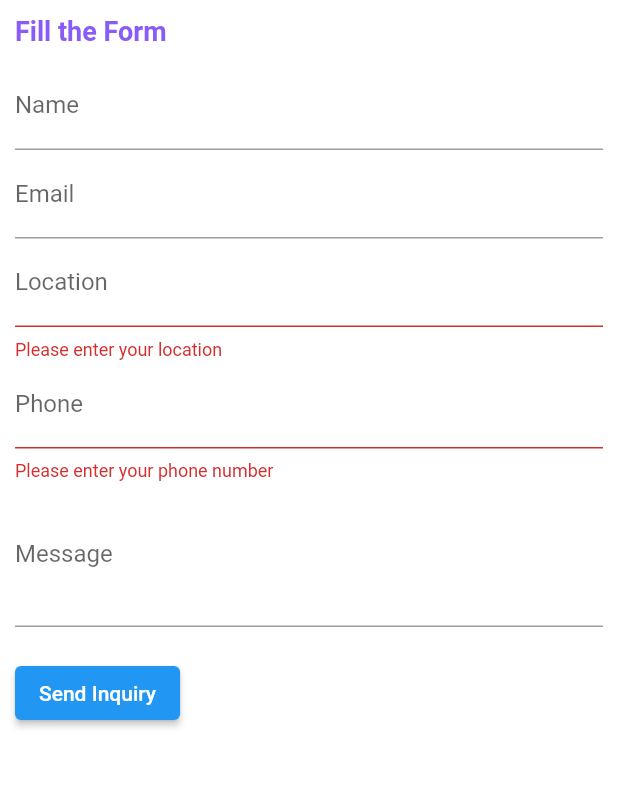
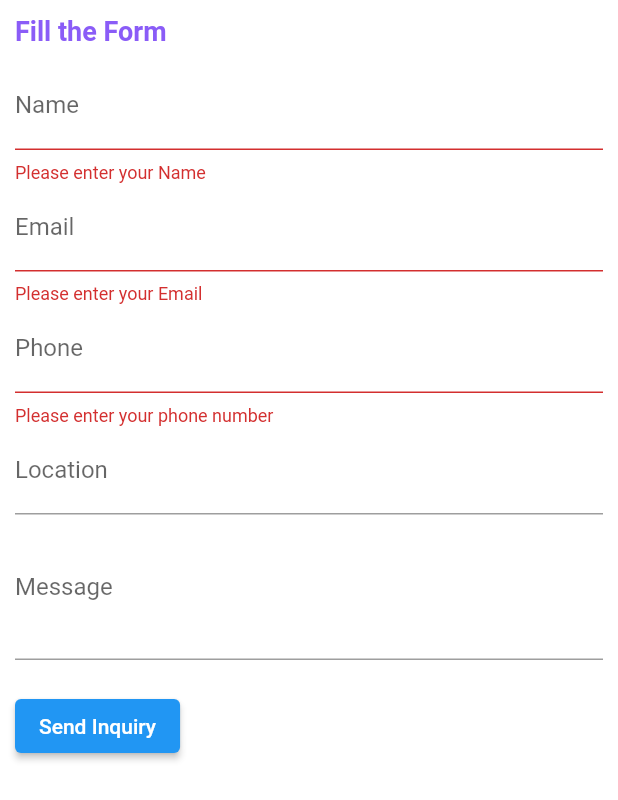
Before and after one commit to prabesh154/Wedease, a Flutter app: the InquirySection screen opened directly, after a tap on "Send Inquiry", on a phone screen of 412 x 824 dp. Shown: the top 800 px of the screen. Run offline on Flutter 3.47's test engine with Material 2 defaults, Android fonts, the light colour scheme and no system bars; our stand-ins replace carousel_slider, cloud_firestore, firebase_auth, firebase_core, firebase_storage, get and 3 more; accounts and stored records are empty; Roboto replaces fonts that are missing (sans_regular).

Commit message:
Inquiry section firebase post info

```diff
--- a/lib/views/service_screen/inquiry_section.dart
+++ b/lib/views/service_screen/inquiry_section.dart
@@ -19,17 +19,27 @@ class _InquirySectionState extends State<InquirySection> {
   final FirebaseAuth _auth = FirebaseAuth.instance;
   final FirebaseFirestore _firestore = FirebaseFirestore.instance;
   final TextEditingController _dateController = TextEditingController();
+  final TextEditingController _nameController = TextEditingController();
+  final TextEditingController _phoneController = TextEditingController();
+  final TextEditingController _emailController = TextEditingController();
+  final TextEditingController _locationController = TextEditingController();
+  final TextEditingController _messageController = TextEditingController();
+
   String? inquiryName;
   String? inquiryEmail;
-  String? inquiryLocation;
+  // String? inquiryLocation;
   String? inquiryPhone;
   String? inquiryMessage;
+  String? inquiryLocation;
 
   @override
   void initState() {
     super.initState();
+
     _fetchUserData();
     _dateController.text = DateFormat('yyyy-MM-dd').format(DateTime.now());
+    _nameController.text = inquiryName ?? '';
+    _emailController.text = inquiryEmail ?? '';
   }
 
   void _fetchUserData() async {
@@ -38,20 +48,17 @@ class _InquirySectionState extends State<InquirySection> {
       print("Fetching user data...");
       try {
         // Fetch user data from Firestore "users" collection
-        DocumentSnapshot<Map<String, dynamic>> userDoc =
-            await FirebaseFirestore.instance
-                .collection("users")
-                .doc(user.uid)
-                .get();
+        DocumentSnapshot<Map<String, dynamic>> userDoc = await FirebaseFirestore
+            .instance
+            .collection("users")
+            .doc(user.uid)
+            .get();
 
         if (userDoc.exists) {
-          print(
-              "Document exists: ${userDoc.data()}");
+          print("Document exists: ${userDoc.data()}");
           setState(() {
-            inquiryName =
-                userDoc['name'];
-            inquiryEmail =
-                userDoc['email'];
+            inquiryName = userDoc['name'];
+            inquiryEmail = userDoc['email'];
           });
         }
       } catch (e) {
@@ -60,10 +67,76 @@ class _InquirySectionState extends State<InquirySection> {
     }
   }
 
+  // Future<void> _sendInquiry() async {
+  //   if (_formKey.currentState!.validate()) {
+  //     const int inquiryCodeLimit = 10;
+
+  //     String fullUuid = const Uuid().v4();
+
+  //     String inquiryCode = fullUuid.substring(0, inquiryCodeLimit);
+
+  //     // Prepare inquiry data
+  //     Map<String, dynamic> inquiryData = {
+  //       'inquiry_name': inquiryName,
+  //       'inquiry_email': inquiryEmail,
+  //       'inquiry_location': inquiryLocation,
+  //       'inquiry_phone': inquiryPhone,
+  //       'inquiry_message': inquiryMessage,
+  //       'inquiry_date': _dateController.text,
+  //       'inquiry_code': inquiryCode,
+  //     };
+
+  //     try {
+  //       // Fetch service information based on 's_name' (assuming 's_name' is a unique identifier).
+  //       DocumentSnapshot<Map<String, dynamic>> serviceDoc =
+  //           await FirebaseFirestore.instance
+  //               .collection('services')
+  //               .doc('s_name')
+  //               .get();
+
+  //       if (serviceDoc.exists) {
+  //         String vendorId = serviceDoc['vendor_id'];
+
+  //         // Retrieve the vendor's information using the 'vendorId'.
+  //         DocumentSnapshot<Map<String, dynamic>> vendorDoc =
+  //             await FirebaseFirestore.instance
+  //                 .collection('seller_vendors')
+  //                 .doc(vendorId)
+  //                 .get();
+
+  //         if (vendorDoc.exists) {
+  //           Map<String, dynamic>? vendorData = vendorDoc.data();
+  //           Map<String, dynamic>? serviceData = serviceDoc.data();
+
+  //           // Check for null values and then add 's_name' and 'vendor_id' to the inquiry data.
+  //           if (vendorData != null && serviceData != null) {
+  //             inquiryData['inquired_service_name'] = serviceData['s_name'];
+  //             inquiryData['vendor_id'] = vendorId;
+
+  //             // Store the inquiryData in Firestore.
+  //             await _firestore
+  //                 .collection('inquiry')
+  //                 .doc(inquiryCode)
+  //                 .set(inquiryData);
+
+  //             _showConfirmationMessage();
+  //             print(inquiryData);
+  //           }
+  //         }
+  //       }
+  //     } catch (e) {
+  //       _showErrorMessage('Error sending inquiry: $e');
+  //     }
+  //   }
+  // }
+
   Future<void> _sendInquiry() async {
     if (_formKey.currentState!.validate()) {
-      // Generate a unique inquiry code
-      String inquiryCode = const Uuid().v4();
+      const int inquiryCodeLimit = 10;
+
+      String fullUuid = const Uuid().v4();
+
+      String inquiryCode = fullUuid.substring(0, inquiryCodeLimit);
 
       // Prepare inquiry data
       Map<String, dynamic> inquiryData = {
@@ -77,8 +150,12 @@ class _InquirySectionState extends State<InquirySection> {
       };
 
       try {
-        await _firestore.collection('inquiry').add(inquiryData);
+        await _firestore
+            .collection('inquiry')
+            .doc(inquiryCode)
+            .set(inquiryData);
         _showConfirmationMessage();
+        print(inquiryData);
       } catch (e) {
         _showErrorMessage('Error sending inquiry: $e');
       }
@@ -143,32 +220,40 @@ class _InquirySectionState extends State<InquirySection> {
                 children: <Widget>[
                   boldText(text: 'Fill the Form', size: 18.0, color: blueColor),
                   10.heightBox,
+
                   TextFormField(
-                    initialValue: inquiryName,
-                    decoration: const InputDecoration(labelText: 'Name'),
-                    readOnly: true,
-                  ),
-                  TextFormField(
-                    initialValue: inquiryEmail,
-                    decoration: const InputDecoration(labelText: 'Email'),
-                    readOnly: true,
-                  ),
-                  TextFormField(
-                    decoration: const InputDecoration(labelText: 'Location'),
+                    controller: _nameController..text = inquiryName ?? '',
                     validator: (value) {
                       if (value == null || value.isEmpty) {
-                        return 'Please enter your location';
+                        return 'Please enter your Name';
                       }
                       return null;
                     },
-                    onChanged: (value) {
-                      setState(() {
-                        inquiryLocation = value;
-                      });
+                    decoration: const InputDecoration(labelText: 'Name'),
+                    readOnly: false,
+                  ),
+
+                  TextFormField(
+                    controller: _emailController..text = inquiryEmail ?? '',
+                    validator: (value) {
+                      if (value == null || value.isEmpty) {
+                        return 'Please enter your Email';
+                      }
+                      return null;
                     },
+                    decoration: const InputDecoration(labelText: 'Email'),
+                    readOnly: false,
                   ),
+
+                  // TextFormField(
+                  //   decoration: const InputDecoration(labelText: 'Location'),
+                  //   controller: _locationController..text =inquiryLocation??_locationController.text,
+                  //   readOnly: false,
+                  // ),
+
                   TextFormField(
                     decoration: const InputDecoration(labelText: 'Phone'),
+                    controller: _phoneController,
                     validator: (value) {
                       if (value == null || value.isEmpty) {
                         return 'Please enter your phone number';
@@ -182,7 +267,19 @@ class _InquirySectionState extends State<InquirySection> {
                     },
                   ),
                   TextFormField(
+                    decoration: const InputDecoration(labelText: 'Location'),
+                    controller: _locationController,
+                    onChanged: (value) {
+                      setState(() {
+                        inquiryLocation =
+                            value; // Update the inquiryLocation variable
+                      });
+                    },
+                  ),
+
+                  TextFormField(
                     decoration: const InputDecoration(labelText: 'Message'),
+                    controller: _messageController,
                     maxLines: 3,
                     onChanged: (value) {
                       setState(() {
```
